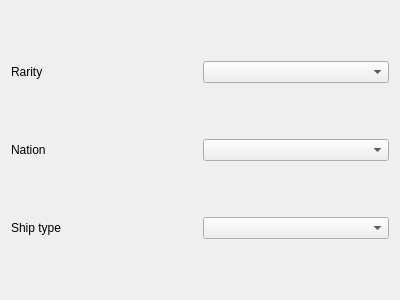
Old version of the form azuriris/ui/ui/shipfu_filter.ui in the repository Sugihiru/Azur-Iris.
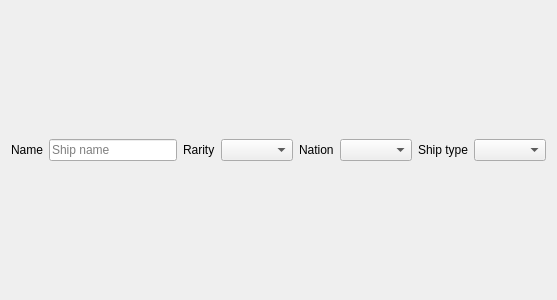
New version of the form.

Commit message: Filter by shipfu name

The edit to the form file:
```diff
--- a/azuriris/ui/ui/shipfu_filter.ui
+++ b/azuriris/ui/ui/shipfu_filter.ui
@@ -10,43 +10,88 @@
     <height>300</height>
    </rect>
   </property>
+  <property name="sizePolicy">
+   <sizepolicy hsizetype="Fixed" vsizetype="Preferred">
+    <horstretch>0</horstretch>
+    <verstretch>0</verstretch>
+   </sizepolicy>
+  </property>
   <property name="windowTitle">
    <string>Form</string>
   </property>
   <layout class="QGridLayout" name="gridLayout">
-   <item row="1" column="0">
+   <item row="0" column="7">
+    <widget class="QLabel" name="shipTypeLabel">
+     <property name="text">
+      <string>Ship type</string>
+     </property>
+    </widget>
+   </item>
+   <item row="0" column="4">
+    <widget class="QComboBox" name="rarityComboBox">
+     <property name="currentText">
+      <string/>
+     </property>
+    </widget>
+   </item>
+   <item row="0" column="5">
     <widget class="QLabel" name="nationLabel">
      <property name="text">
       <string>Nation</string>
      </property>
     </widget>
    </item>
+   <item row="0" column="8">
+    <widget class="QComboBox" name="shipTypeComboBox"/>
+   </item>
    <item row="0" column="0">
-    <widget class="QLabel" name="rarityLabel">
+    <widget class="QLabel" name="nameLabel">
      <property name="text">
-      <string>Rarity</string>
+      <string>Name</string>
      </property>
     </widget>
    </item>
-   <item row="1" column="1">
+   <item row="0" column="6">
     <widget class="QComboBox" name="nationComboBox"/>
    </item>
    <item row="0" column="1">
-    <widget class="QComboBox" name="rarityComboBox">
-     <property name="currentText">
-      <string/>
+    <widget class="QLineEdit" name="nameLineEdit">
+     <property name="sizePolicy">
+      <sizepolicy hsizetype="Preferred" vsizetype="Fixed">
+       <horstretch>0</horstretch>
+       <verstretch>0</verstretch>
+      </sizepolicy>
+     </property>
+     <property name="minimumSize">
+      <size>
+       <width>128</width>
+       <height>0</height>
+      </size>
+     </property>
+     <property name="placeholderText">
+      <string>Ship name</string>
      </property>
     </widget>
    </item>
-   <item row="2" column="0">
-    <widget class="QLabel" name="shipTypeLabel">
+   <item row="0" column="3">
+    <widget class="QLabel" name="rarityLabel">
      <property name="text">
-      <string>Ship type</string>
+      <string>Rarity</string>
      </property>
     </widget>
    </item>
-   <item row="2" column="1">
-    <widget class="QComboBox" name="shipTypeComboBox"/>
+   <item row="0" column="9">
+    <spacer name="horizontalSpacer">
+     <property name="orientation">
+      <enum>Qt::Horizontal</enum>
+     </property>
+     <property name="sizeHint" stdset="0">
+      <size>
+       <width>40</width>
+       <height>20</height>
+      </size>
+     </property>
+    </spacer>
    </item>
   </layout>
  </widget>
```
The commit also changes 5 other files.
